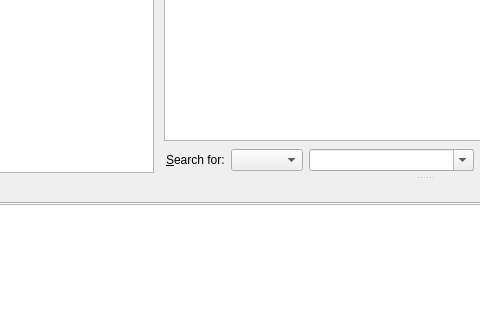
First picture: the form in filemapper.ui, repository djwong/filemapper, before the edit; both pictures show x 104 to 584 and y 307 to 627 of the 1057 by 729 pixel window.
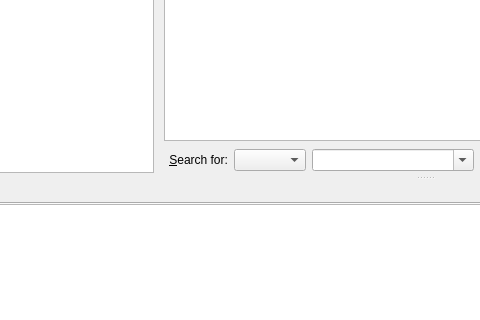
Second picture: the form after the edit. Icons and pictures are not drawn.

Commit message: cli/gui: Display the new inode fields in the reports.

Diff of the .ui file:
```diff
--- a/filemapper.ui
+++ b/filemapper.ui
@@ -118,7 +118,7 @@
        <item>
         <widget class="QLabel" name="label">
          <property name="text">
-          <string>&amp;Search for:</string>
+          <string> &amp;Search for:</string>
          </property>
          <property name="buddy">
           <cstring>querytype_combo</cstring>
```
Left out of the diff: 6 changed lines with no effect on the pictures. The commit also changes 2 other files.
